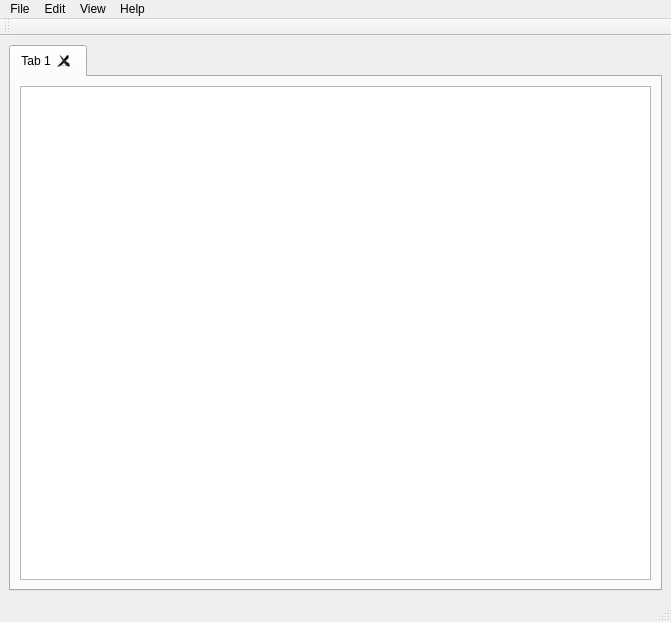
Before: the Qt Designer form editor.ui in Yovsky/Edito, drawn with Qt 5.
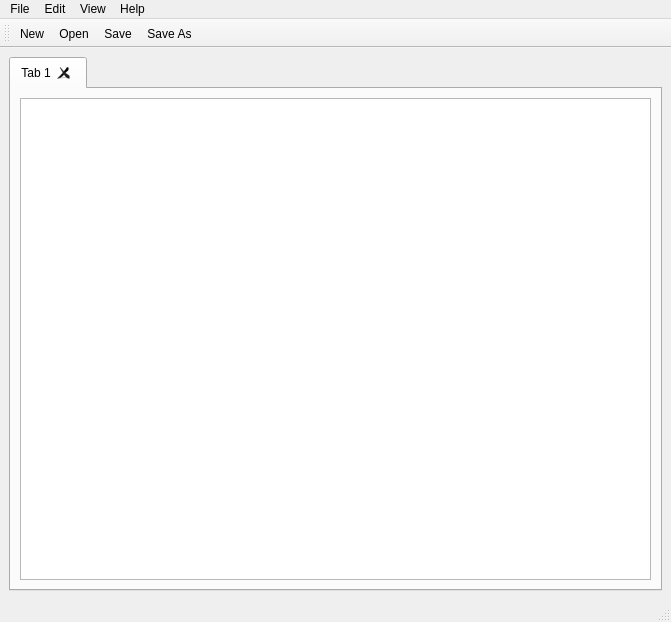
After: the same form once the commit is applied. Icons and pictures are not drawn. Custom widgets are drawn as their Qt base class.

Commit message: Added the tool bar

Patch:
```diff
--- a/editor.ui
+++ b/editor.ui
@@ -121,6 +121,10 @@
    <attribute name="toolBarBreak">
     <bool>false</bool>
    </attribute>
+   <addaction name="actionNew"/>
+   <addaction name="actionOpen"/>
+   <addaction name="actionSave"/>
+   <addaction name="actionSave_As"/>
   </widget>
   <action name="actionNew">
    <property name="text">
```
Left out of the diff: 22 changed lines with no effect on the pictures.
